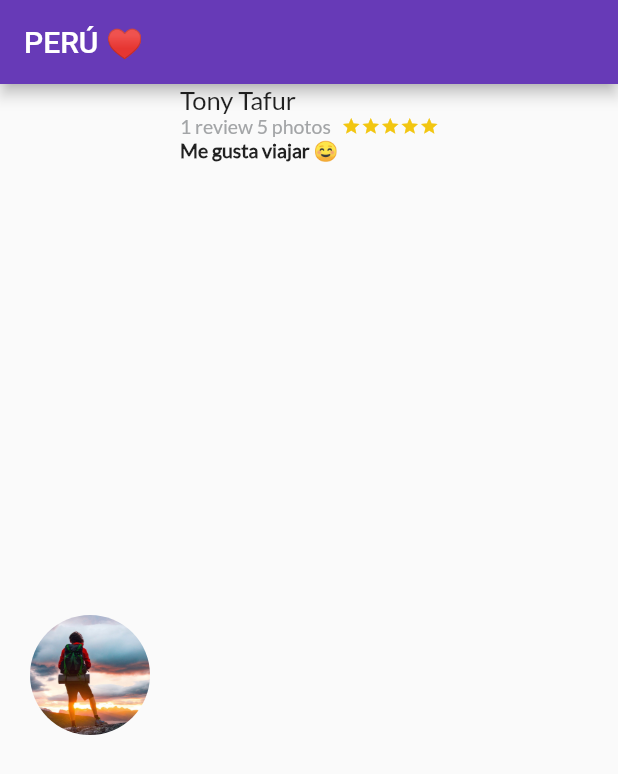
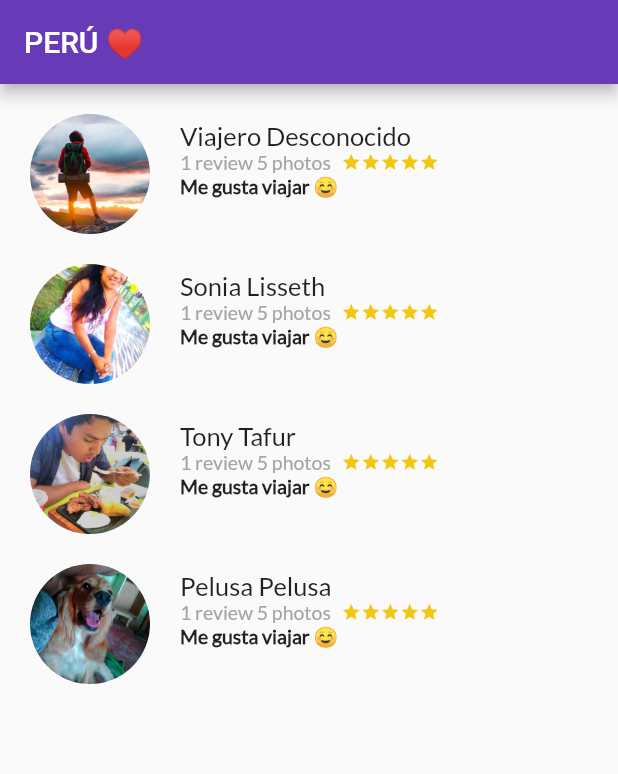
Before and after one commit to tarbusa/Curso-Flutter-Platzi, a Flutter app: the screen it shows after launch, on a phone screen of 412 x 824 dp. Shown: the top 774 px of the screen. Run offline on Flutter 3.47's test engine with Material 2 defaults, Android fonts, the phone set to English and light mode, and no system bars.

Commit message:
Muestra el ReviewList perfecto, aun no muestra la descripcion porque comentamos ese codigo

```diff
--- a/lib/main.dart
+++ b/lib/main.dart
@@ -1,4 +1,5 @@
 import 'package:flutter/material.dart';
+import 'package:flutter_nuevo_v1/review_list.dart';
 import 'description_place.dart';
 import 'review.dart';
 
@@ -23,11 +24,12 @@ class MyHomePage extends StatefulWidget {
 }
 
 class _MyHomePageState extends State<MyHomePage> {
+  /*
   String pathImage = "assets/img/viajero.jpg";
   String name = "Tony Tafur";
   String details = "1 review 5 photos";
   String comment = "Me gusta viajar ☺";
-
+  */
   String cadenaDesc = "Bienvenido a Machu Picchu";
   /* "Machu Picchu es una de las 7 maravillas del mundo más visitadas por los turistas, posee hermosas construcciones a base " +
           "de piedras, que fueron talladas con mucha precisión y detalle, es la obra más importante para los incas por haber sido " +
@@ -36,11 +38,12 @@ class _MyHomePageState extends State<MyHomePage> {
   @override
   Widget build(BuildContext context) {
     return Scaffold(
-        appBar: AppBar(
-          title: Text('PERÚ ♥'),
-        ),
-        body:
-            //new DescriptionPlace("Machu Picchu", 4, cadenaDesc)
-            new Review(pathImage, name, details, comment));
+      appBar: AppBar(
+        title: Text('PERÚ ♥'),
+      ),
+      body:
+          //new DescriptionPlace("Machu Picchu", 4, cadenaDesc)
+          ReviewList(),
+    );
   }
 }
--- /dev/null
+++ b/lib/review_list.dart
@@ -0,0 +1,24 @@
+import 'package:flutter/material.dart';
+import 'review.dart';
+
+class ReviewList extends StatelessWidget {
+  //String pathImage = "assets/img/viajero.jpg";
+  //String name = "Tony Tafur";
+  String details = "1 review 5 photos";
+  String comment = "Me gusta viajar ☺";
+
+  //ReviewList(this.pathImage, this.name, this.details, this.comment);
+  @override
+  Widget build(BuildContext context) {
+    return Column(
+      crossAxisAlignment: CrossAxisAlignment.start,
+      children: <Widget>[
+        Review(
+            "assets/img/viajero.jpg", "Viajero Desconocido", details, comment),
+        Review("assets/img/licha.jpg", "Sonia Lisseth", details, comment),
+        Review("assets/img/tony.jpg", "Tony Tafur", details, comment),
+        Review("assets/img/pelusa.jpg", "Pelusa Pelusa", details, comment),
+      ],
+    );
+  }
+}
--- a/pubspec.yaml
+++ b/pubspec.yaml
@@ -76,6 +76,9 @@ flutter:
   # see https://flutter.dev/custom-fonts/#from-packages
   assets:
     - assets/img/viajero.jpg
+    - assets/img/licha.jpg
+    - assets/img/tony.jpg
+    - assets/img/pelusa.jpg
 
   fonts:
     - family: Bangers
```
Also changed, not shown: assets/img/licha.jpg (added), assets/img/pelusa.jpg (added), assets/img/tony.jpg (added).
